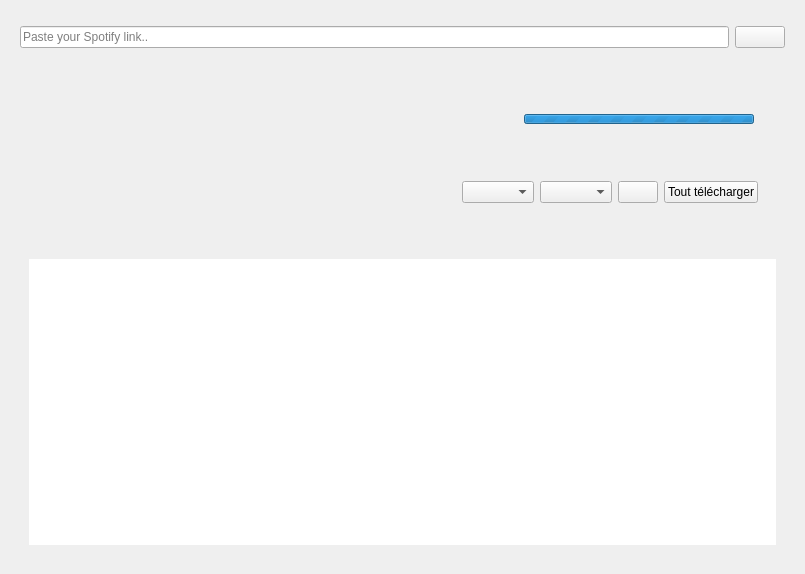
First picture: the form in src/views/mainWindow.ui, repository Didiloy/spotwrap, before the edit.
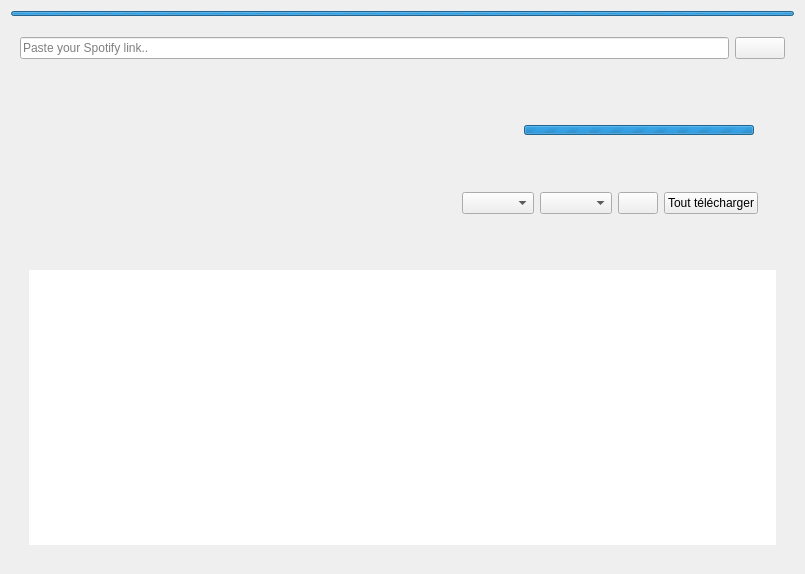
Second picture: the form after the edit. Icons and pictures are not drawn.

What changed in the file:
```diff
--- a/src/views/mainWindow.ui
+++ b/src/views/mainWindow.ui
@@ -29,6 +29,31 @@
      <property name="sizeConstraint">
       <enum>QLayout::SetMaximumSize</enum>
      </property>
+     <item>
+      <widget class="QProgressBar" name="progressBarMainWindow">
+       <property name="sizePolicy">
+        <sizepolicy hsizetype="Expanding" vsizetype="Fixed">
+         <horstretch>0</horstretch>
+         <verstretch>0</verstretch>
+        </sizepolicy>
+       </property>
+       <property name="maximumSize">
+        <size>
+         <width>16777215</width>
+         <height>5</height>
+        </size>
+       </property>
+       <property name="maximum">
+        <number>0</number>
+       </property>
+       <property name="value">
+        <number>-1</number>
+       </property>
+       <property name="textVisible">
+        <bool>true</bool>
+       </property>
+      </widget>
+     </item>
      <item>
       <widget class="QWidget" name="widget" native="true">
        <property name="sizePolicy">
@@ -167,7 +192,6 @@
                    <property name="font">
                     <font>
                      <pointsize>18</pointsize>
-                     <weight>75</weight>
                      <bold>true</bold>
                     </font>
                    </property>
@@ -348,8 +372,8 @@
             <rect>
              <x>0</x>
              <y>0</y>
-             <width>779</width>
-             <height>324</height>
+             <width>767</width>
+             <height>295</height>
             </rect>
            </property>
            <layout class="QGridLayout" name="gridLayout_3">
```
